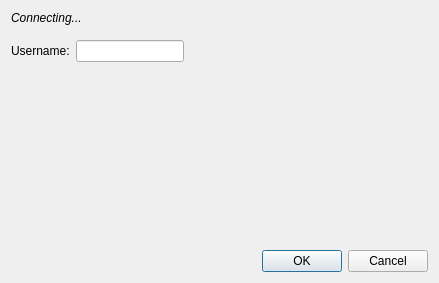
First picture: the form in src/desktop/ui/logindialog.ui, repository drawpile/Drawpile, before the edit.
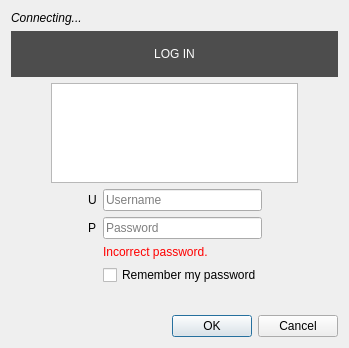
Second picture: the form after the edit. Icons and pictures are not drawn. Custom widgets are drawn as their Qt base class.

Commit message: Implement avatar selection

```diff
--- a/src/desktop/ui/logindialog.ui
+++ b/src/desktop/ui/logindialog.ui
@@ -6,8 +6,8 @@
    <rect>
     <x>0</x>
     <y>0</y>
-    <width>439</width>
-    <height>283</height>
+    <width>349</width>
+    <height>348</height>
    </rect>
   </property>
   <property name="windowTitle">
@@ -33,113 +33,198 @@
        </item>
       </layout>
      </widget>
-     <widget class="QWidget" name="usernamePage">
-      <layout class="QFormLayout" name="formLayout">
-       <property name="fieldGrowthPolicy">
-        <enum>QFormLayout::FieldsStayAtSizeHint</enum>
-       </property>
+     <widget class="QWidget" name="authPage">
+      <layout class="QVBoxLayout" name="verticalLayout_2">
        <property name="leftMargin">
         <number>0</number>
        </property>
-       <property name="rightMargin">
+       <property name="topMargin">
         <number>0</number>
        </property>
-       <property name="bottomMargin">
-        <number>0</number>
-       </property>
-       <item row="0" column="0">
-        <widget class="QLabel" name="label">
-         <property name="text">
-          <string>Username:</string>
-         </property>
-        </widget>
-       </item>
-       <item row="0" column="1">
-        <widget class="QLineEdit" name="username"/>
-       </item>
-      </layout>
-     </widget>
-     <widget class="QWidget" name="loginPage">
-      <layout class="QFormLayout" name="formLayout_2">
-       <property name="fieldGrowthPolicy">
-        <enum>QFormLayout::FieldsStayAtSizeHint</enum>
-       </property>
-       <property name="leftMargin">
-        <number>0</number>
-       </property>
        <property name="rightMargin">
         <number>0</number>
        </property>
        <property name="bottomMargin">
         <number>0</number>
        </property>
-       <item row="0" column="0" colspan="2">
-        <widget class="QLabel" name="userPasswordPrompt">
-         <property name="text">
-          <string notr="true">(Password Prompt)</string>
+       <item>
+        <widget class="QLabel" name="loginPromptLabel">
+         <property name="styleSheet">
+          <string notr="true">background: #4d4d4d;
+color: #fcfcfc;
+padding: 16px;</string>
          </property>
-        </widget>
-       </item>
-       <item row="2" column="0">
-        <widget class="QLabel" name="label_4">
          <property name="text">
-          <string>Username:</string>
-         </property>
-        </widget>
-       </item>
-       <item row="2" column="1">
-        <widget class="QLabel" name="usernameLabel">
-         <property name="text">
-          <string notr="true">name</string>
+          <string notr="true">LOG IN</string>
          </property>
          <property name="textFormat">
           <enum>Qt::PlainText</enum>
          </property>
-        </widget>
-       </item>
-       <item row="3" column="0">
-        <widget class="QLabel" name="label_3">
-         <property name="text">
-          <string>Password:</string>
+         <property name="alignment">
+          <set>Qt::AlignCenter</set>
          </property>
         </widget>
        </item>
-       <item row="3" column="1">
-        <widget class="QLineEdit" name="password">
-         <property name="echoMode">
-          <enum>QLineEdit::Password</enum>
-         </property>
-         <property name="mandatoryfield" stdset="0">
-          <bool>true</bool>
-         </property>
-        </widget>
+       <item>
+        <layout class="QHBoxLayout" name="horizontalLayout">
+         <item>
+          <spacer name="horizontalSpacer_3">
+           <property name="orientation">
+            <enum>Qt::Horizontal</enum>
+           </property>
+           <property name="sizeType">
+            <enum>QSizePolicy::Fixed</enum>
+           </property>
+           <property name="sizeHint" stdset="0">
+            <size>
+             <width>40</width>
+             <height>20</height>
+            </size>
+           </property>
+          </spacer>
+         </item>
+         <item>
+          <widget class="QListView" name="avatarList">
+           <property name="minimumSize">
+            <size>
+             <width>0</width>
+             <height>100</height>
+            </size>
+           </property>
+           <property name="maximumSize">
+            <size>
+             <width>16777215</width>
+             <height>100</height>
+            </size>
+           </property>
+           <property name="verticalScrollBarPolicy">
+            <enum>Qt::ScrollBarAlwaysOff</enum>
+           </property>
+           <property name="editTriggers">
+            <set>QAbstractItemView::NoEditTriggers</set>
+           </property>
+           <property name="horizontalScrollMode">
+            <enum>QAbstractItemView::ScrollPerPixel</enum>
+           </property>
+           <property name="flow">
+            <enum>QListView::LeftToRight</enum>
+           </property>
+           <property name="isWrapping" stdset="0">
+            <bool>false</bool>
+           </property>
+           <property name="viewMode">
+            <enum>QListView::IconMode</enum>
+           </property>
+          </widget>
+         </item>
+         <item>
+          <spacer name="horizontalSpacer_4">
+           <property name="orientation">
+            <enum>Qt::Horizontal</enum>
+           </property>
+           <property name="sizeType">
+            <enum>QSizePolicy::Fixed</enum>
+           </property>
+           <property name="sizeHint" stdset="0">
+            <size>
+             <width>40</width>
+             <height>20</height>
+            </size>
+           </property>
+          </spacer>
+         </item>
+        </layout>
        </item>
-       <item row="4" column="1">
-        <widget class="QLabel" name="badPasswordLabel">
-         <property name="styleSheet">
-          <string notr="true">color: red</string>
-         </property>
-         <property name="text">
-          <string>Incorrect password.</string>
-         </property>
-        </widget>
+       <item>
+        <layout class="QGridLayout" name="gridLayout_2">
+         <item row="0" column="2">
+          <widget class="QLineEdit" name="username">
+           <property name="placeholderText">
+            <string>Username</string>
+           </property>
+          </widget>
+         </item>
+         <item row="2" column="2">
+          <widget class="QLabel" name="badPasswordLabel">
+           <property name="styleSheet">
+            <string notr="true">color: red</string>
+           </property>
+           <property name="text">
+            <string>Incorrect password.</string>
+           </property>
+          </widget>
+         </item>
+         <item row="1" column="1">
+          <widget class="QLabel" name="passwordIcon">
+           <property name="text">
+            <string notr="true">P</string>
+           </property>
+          </widget>
+         </item>
+         <item row="1" column="2">
+          <widget class="QLineEdit" name="password">
+           <property name="echoMode">
+            <enum>QLineEdit::Password</enum>
+           </property>
+           <property name="placeholderText">
+            <string>Password</string>
+           </property>
+           <property name="mandatoryfield" stdset="0">
+            <bool>true</bool>
+           </property>
+          </widget>
+         </item>
+         <item row="0" column="1">
+          <widget class="QLabel" name="usernameIcon">
+           <property name="text">
+            <string notr="true">U</string>
+           </property>
+          </widget>
+         </item>
+         <item row="1" column="3">
+          <spacer name="horizontalSpacer_2">
+           <property name="orientation">
+            <enum>Qt::Horizontal</enum>
+           </property>
+           <property name="sizeHint" stdset="0">
+            <size>
+             <width>40</width>
+             <height>20</height>
+            </size>
+           </property>
+          </spacer>
+         </item>
+         <item row="3" column="2">
+          <widget class="QCheckBox" name="rememberPassword">
+           <property name="text">
+            <string>Remember my password</string>
+           </property>
+          </widget>
+         </item>
+         <item row="1" column="0">
+          <spacer name="horizontalSpacer">
+           <property name="orientation">
+            <enum>Qt::Horizontal</enum>
+           </property>
+           <property name="sizeHint" stdset="0">
+            <size>
+             <width>40</width>
+             <height>20</height>
+            </size>
+           </property>
+          </spacer>
+         </item>
+        </layout>
        </item>
-       <item row="5" column="1">
-        <widget class="QCheckBox" name="rememberPassword">
-         <property name="text">
-          <string>Remember my password</string>
-         </property>
-        </widget>
-       </item>
-       <item row="1" column="0">
-        <spacer name="verticalSpacer">
+       <item>
+        <spacer name="verticalSpacer_6">
          <property name="orientation">
           <enum>Qt::Vertical</enum>
          </property>
          <property name="sizeHint" stdset="0">
           <size>
            <width>20</width>
-           <height>20</height>
+           <height>59</height>
           </size>
          </property>
         </spacer>
```
Left out of the diff: 2 changed lines with no effect on the pictures. The commit also changes 18 other files.
